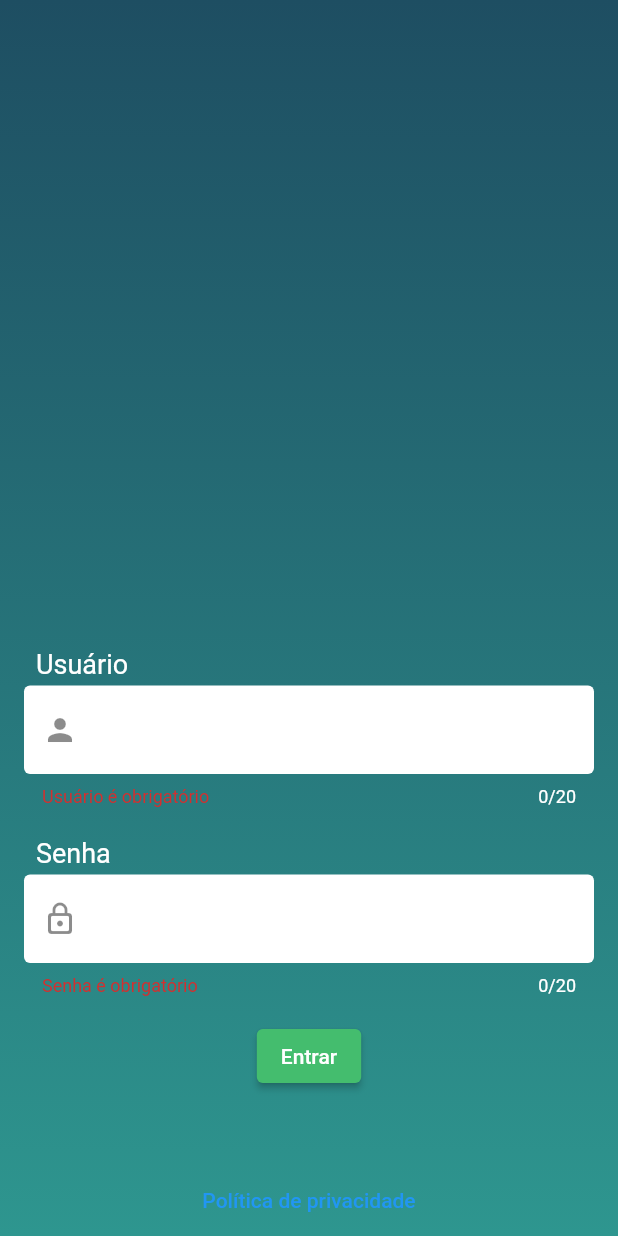
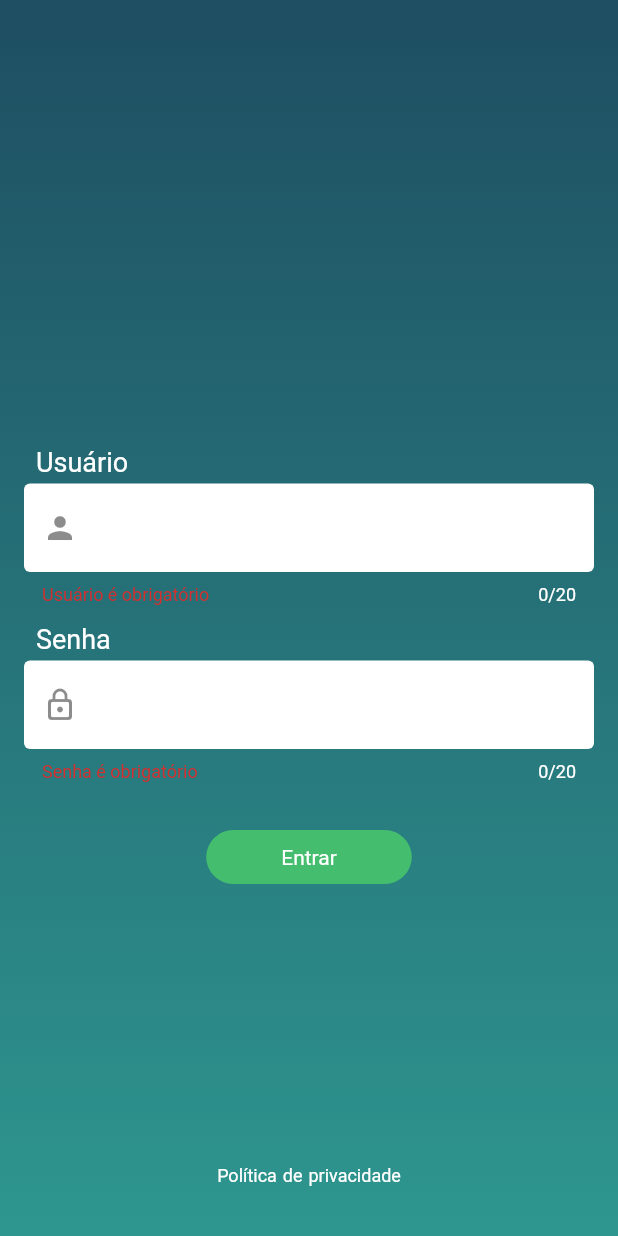
Before and after one commit to EduardoM-GO/login_mobx, a Flutter app: the screen it shows after launch, after a tap on "Entrar", on a phone screen of 412 x 824 dp. Run offline on Flutter 3.47's test engine with Material 2 defaults, Android fonts, the phone set to English and light mode, and no system bars; our stand-ins replace equatable, get_it, mobx, shared_preferences; missing offline and left inert: flutter_result; accounts and stored records are empty.

Commit message:
Feat: foi iniciado a tela de informação

```diff
--- a/lib/app/modulos/login/login_page.dart
+++ b/lib/app/modulos/login/login_page.dart
@@ -3,12 +3,11 @@ import 'dart:async';
 import 'package:flutter/material.dart';
 import 'package:flutter/services.dart';
 import 'package:get_it/get_it.dart';
-import 'package:login_mobx/app/modulos/login/datasources/api.dart';
-import 'package:login_mobx/app/modulos/login/datasources/login_datasource.dart';
 import 'package:login_mobx/app/modulos/login/store/login_state.dart';
 import 'package:login_mobx/app/modulos/login/store/login_store.dart';
 import 'package:login_mobx/app/modulos/login/validadores/senha_validador.dart';
 import 'package:login_mobx/app/modulos/login/validadores/usuario_validador.dart';
+import 'package:login_mobx/app/modulos/login/widgets/button_widget.dart';
 import 'package:login_mobx/app/modulos/login/widgets/input_widget.dart';
 import 'package:login_mobx/app/widgets/dialogs_widget.dart';
 import 'package:login_mobx/app/widgets/scaffold_widget.dart';
@@ -33,10 +32,54 @@ class _LoginPageState extends State<LoginPage> {
     formkey = GlobalKey<FormState>();
     usuario = '';
     senha = '';
-    injetarDependencia();
     store = GetIt.I.get<LoginStore>();
 
     scheduleMicrotask(() {
+      adicionarObserver(context);
+    });
+  }
+
+  @override
+  Widget build(BuildContext context) {
+    return ScaffoldWidget(
+      body: Form(
+        key: formkey,
+        child: Column(
+          children: [
+            const Expanded(flex: 2, child: SizedBox()),
+            InputWidget(
+              titulo: 'Usuário',
+              qtdCaracterMax: 20,
+              validator: UsuarioValidador().call,
+              onChanged: (value) => usuario = value,
+              icon: Icons.person,
+            ),
+            const SizedBox(
+              height: 8,
+            ),
+            InputWidget(
+              titulo: 'Senha',
+              qtdCaracterMax: 20,
+              validator: SenhaValidador().call,
+              onChanged: (value) => senha = value,
+              icon: Icons.lock_outline_rounded,
+              senha: true,
+              inputFormatters: [
+                FilteringTextInputFormatter.allow(RegExp(r'[\w\d]*'))
+              ],
+            ),
+            const SizedBox(
+              height: 32,
+            ),
+            ButtonWidget(text: 'Entrar', onTap: logar),
+            const Expanded(child: SizedBox()),
+          ],
+        ),
+      ),
+    );
+  }
+
+  void adicionarObserver(BuildContext context) {
     store.state.observe((value) {
       final state = value.newValue;
 
@@ -54,7 +97,7 @@ class _LoginPageState extends State<LoginPage> {
 
       if (state is LoginSucessoState) {
         if (state.logado) {
-            ///proxima pagina
+          Navigator.of(context).popAndPushNamed('/informacao');
           return;
         }
 
@@ -70,61 +113,6 @@ class _LoginPageState extends State<LoginPage> {
         );
       }
     });
-    });
-  }
-
-  @override
-  Widget build(BuildContext context) {
-    return ScaffoldWidget(
-      body: Padding(
-        padding: const EdgeInsets.all(16.0),
-        child: Form(
-          key: formkey,
-          child: Column(
-            children: [
-              const Expanded(child: SizedBox()),
-              InputWidget(
-                titulo: 'Usuário',
-                qtdCaracterMax: 20,
-                validator: UsuarioValidador().call,
-                onChanged: (value) => usuario = value,
-                icon: Icons.person,
-              ),
-              const SizedBox(
-                height: 16,
-              ),
-              InputWidget(
-                titulo: 'Senha',
-                qtdCaracterMax: 20,
-                validator: SenhaValidador().call,
-                onChanged: (value) => senha = value,
-                icon: Icons.lock_outline_rounded,
-                senha: true,
-                inputFormatters: [
-                  FilteringTextInputFormatter.allow(RegExp(r'[\w\d]*'))
-                ],
-              ),
-              const SizedBox(
-                height: 16,
-              ),
-              ElevatedButton(
-                style: const ButtonStyle(
-                  backgroundColor: MaterialStatePropertyAll(Color(0xFF44bd6e)),
-                ),
-                onPressed: logar,
-                child: const Text('Entrar'),
-              ),
-              const Expanded(child: SizedBox()),
-            ],
-          ),
-        ),
-      ),
-    );
-  }
-
-  void injetarDependencia() {
-    GetIt.I.registerFactory<LoginDatasource>(() => LoginDatasourceImpl(Api()));
-    GetIt.I.registerSingleton<LoginStore>(LoginStore(GetIt.I()));
   }
 
   void logar() {
--- /dev/null
+++ b/lib/app/modulos/login/widgets/button_widget.dart
@@ -0,0 +1,25 @@
+import 'package:flutter/material.dart';
+
+class ButtonWidget extends StatelessWidget {
+  final String text;
+  final void Function() onTap;
+  const ButtonWidget({super.key, required this.text, required this.onTap});
+
+  @override
+  Widget build(BuildContext context) {
+    return InkWell(
+      borderRadius: BorderRadius.circular(50),
+      onTap: onTap,
+      child: Container(
+        padding: const EdgeInsets.symmetric(horizontal: 50, vertical: 10),
+        decoration: BoxDecoration(
+            borderRadius: BorderRadius.circular(50),
+            color: const Color(0xFF44bd6e)),
+        child: Text(
+          text,
+          style: const TextStyle(color: Colors.white),
+        ),
+      ),
+    );
+  }
+}
--- a/lib/app/modulos/login/widgets/input_widget.dart
+++ b/lib/app/modulos/login/widgets/input_widget.dart
@@ -6,25 +6,31 @@ typedef OnChanged = void Function(String value);
 typedef Validator = String? Function(String? value);
 
 class InputWidget extends StatelessWidget {
-  final String titulo;
+  final String? titulo;
   final String? valorInicial;
   final IconData? icon;
-  final OnChanged onChanged;
+  final OnChanged? onChanged;
   final Validator? validator;
   final int? qtdCaracterMax;
   final List<TextInputFormatter>? inputFormatters;
   final bool senha;
+  final Widget? suffixIcon;
+  final bool autoFocus;
+  final FocusNode? focus;
 
   const InputWidget({
     super.key,
-    required this.titulo,
+    this.titulo,
     this.valorInicial,
     this.icon,
-    required this.onChanged,
+    this.onChanged,
     this.validator,
     this.qtdCaracterMax,
     this.inputFormatters,
     this.senha = false,
+    this.suffixIcon,
+    this.autoFocus = false,
+    this.focus,
   });
 
   @override
@@ -32,27 +38,33 @@ class InputWidget extends StatelessWidget {
     return Column(
       crossAxisAlignment: CrossAxisAlignment.start,
       children: [
-        Padding(
-          padding: const EdgeInsets.symmetric(horizontal: 8.0, vertical: 4.0),
-          child: Text(
-            titulo,
-            style: const TextStyle(color: Colors.white, fontSize: 18),
+        if (titulo != null)
+          Padding(
+            padding: const EdgeInsets.symmetric(horizontal: 8.0, vertical: 4.0),
+            child: Text(
+              titulo!,
+              style: const TextStyle(color: Colors.white, fontSize: 18),
+            ),
           ),
-        ),
         TextFormField(
+          focusNode: focus,
+          autofocus: true,
+          autovalidateMode: AutovalidateMode.onUserInteraction,
           initialValue: valorInicial,
           decoration: InputDecoration(
               fillColor: Colors.white,
               filled: true,
               border: const OutlineInputBorder(borderSide: BorderSide.none),
               prefixIcon: icon != null ? Icon(icon) : null,
-              counterStyle: const TextStyle(color: Colors.white)),
+              counterStyle: const TextStyle(color: Colors.white),
+              suffixIcon: suffixIcon),
           onChanged: onChanged,
           validator: validator,
           maxLength: qtdCaracterMax,
           inputFormatters: inputFormatters,
           obscureText: senha,
-          onTapOutside: (event) => FocusScope.of(context).unfocus(),
+          onTapOutside:
+              autoFocus ? null : (event) => FocusScope.of(context).unfocus(),
         ),
       ],
     );
--- a/lib/app/widgets/scaffold_widget.dart
+++ b/lib/app/widgets/scaffold_widget.dart
@@ -25,22 +25,35 @@ class ScaffoldWidget extends StatelessWidget {
           ],
         ),
       ),
+      child: SafeArea(
         child: Scaffold(
           backgroundColor: Colors.transparent,
           appBar: appBar,
-        body: Column(
+          body: Padding(
+            padding: const EdgeInsets.all(16.0),
+            child: Column(
               mainAxisAlignment: MainAxisAlignment.end,
               children: [
-            body,
+                Expanded(child: body),
                 const SizedBox(
                   height: 32,
                 ),
                 TextButton(
                     onPressed: irParaPoliticaPrivacidade,
-                child: const Text('Política de privacidade'))
+                    child: const Text(
+                      'Política de privacidade',
+                      style: TextStyle(
+                        fontSize: 12,
+                        fontWeight: FontWeight.normal,
+                        wordSpacing: 1,
+                        color: Colors.white,
+                      ),
+                    ))
               ],
             ),
+          ),
           floatingActionButton: floatingActionButton,
+        ),
       ),
     );
   }
--- a/lib/main.dart
+++ b/lib/main.dart
@@ -1,10 +1,29 @@
 import 'package:flutter/material.dart';
+import 'package:get_it/get_it.dart';
+import 'package:login_mobx/app/modulos/informacao/cache/informacao_cache.dart';
+import 'package:login_mobx/app/modulos/informacao/informacao_page.dart';
+import 'package:login_mobx/app/modulos/informacao/store/informacao_store.dart';
+import 'package:login_mobx/app/modulos/login/datasources/api.dart';
+import 'package:login_mobx/app/modulos/login/datasources/login_datasource.dart';
 import 'package:login_mobx/app/modulos/login/login_page.dart';
+import 'package:login_mobx/app/modulos/login/store/login_store.dart';
+import 'package:shared_preferences/shared_preferences.dart';
 
-void main() {
+void main() async {
+  WidgetsFlutterBinding.ensureInitialized();
+  GetIt.I.registerFactory<LoginDatasource>(() => LoginDatasourceImpl(Api()));
+  GetIt.I.registerSingleton<LoginStore>(LoginStore(GetIt.I()));
+  final SharedPreferences preferences = await SharedPreferences.getInstance();
+  GetIt.I
+      .registerFactory<InformacaoCache>(() => InformacaoCacheImpl(preferences));
+  GetIt.I.registerSingleton<InformacaoStore>(InformacaoStore(GetIt.I()));
+
   runApp(MaterialApp(
     title: 'Prova flutter',
     initialRoute: '/',
-    routes: {'/': (_) => const LoginPage()},
+    routes: {
+      '/': (_) => const LoginPage(),
+      '/informacao': (_) => const InformacaoPage()
+    },
   ));
 }
--- a/pubspec.yaml
+++ b/pubspec.yaml
@@ -18,6 +18,7 @@ dependencies:
   get_it: ^7.6.4
   flutter_result: ^0.0.1
   equatable: ^2.0.5
+  shared_preferences: ^2.2.2
 
 dev_dependencies:
   flutter_test:
```
Also changed, not shown: lib/app/modulos/informacao/cache/informacao_cache.dart (added, +34 -0 lines), lib/app/modulos/informacao/informacao_page.dart (added, +101 -0 lines), lib/app/modulos/informacao/store/informacao_state.dart (added, +28 -0 lines), lib/app/modulos/informacao/store/informacao_store.dart (added, +38 -0 lines), pubspec.lock, 8 other files. Lines whose indentation alone changed are shown as unchanged.
